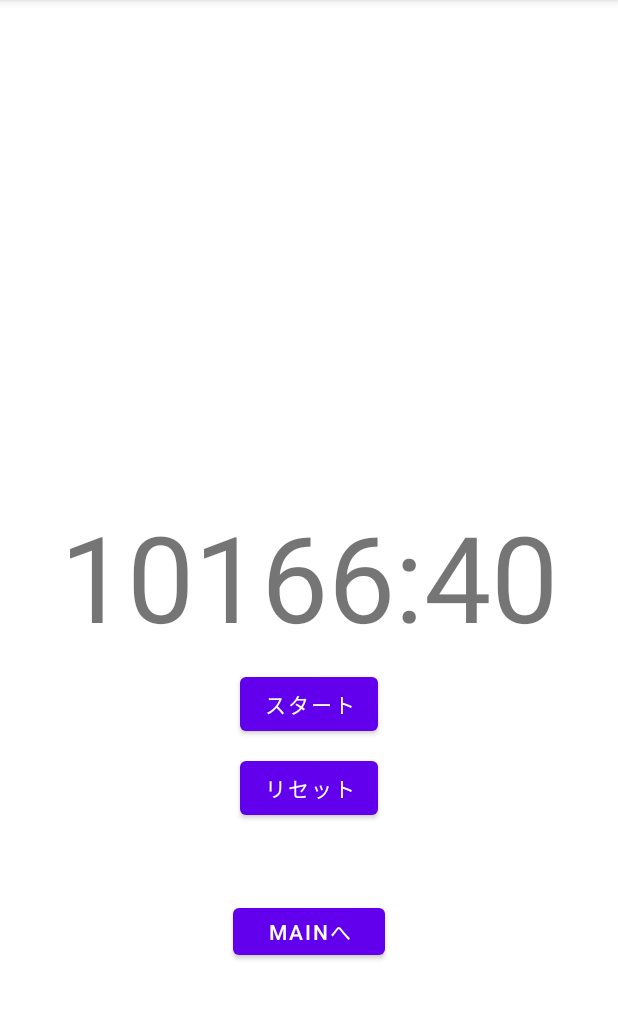
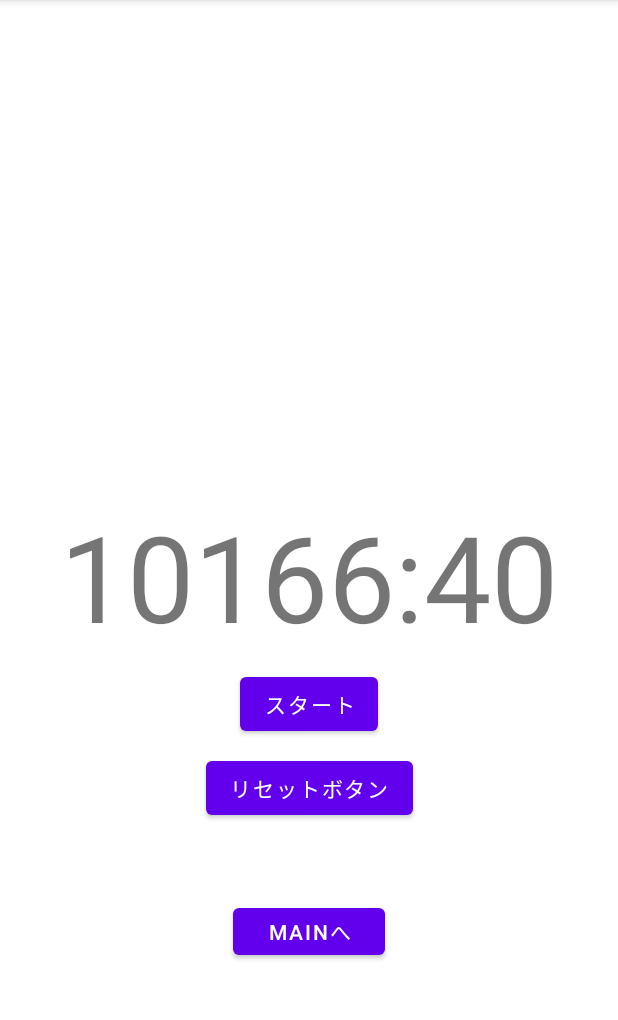
Before and after one commit to nigirimesizirou/Test, an Android app: the count_activity screen opened directly, with no data from a screen before it, on a phone screen of 412 x 824 dp, the part 84-1104 px from its top. Run offline under Robolectric (Android 15) with nearby library versions, the phone set to English and light mode, and no system bars.

Commit message:
reset
reset→リセットボタン

```diff
--- a/app/src/main/res/layout/activity_count.xml
+++ b/app/src/main/res/layout/activity_count.xml
@@ -34,7 +34,7 @@
         android:layout_width="wrap_content"
         android:layout_height="wrap_content"
         android:layout_marginTop="8dp"
-        android:text="リセット"
+        android:text="リセットボタン"
         app:layout_constraintEnd_toEndOf="parent"
         app:layout_constraintHorizontal_bias="0.5"
         app:layout_constraintStart_toStartOf="parent"
```
